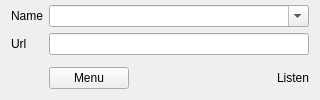
Old version of the form src/GUI/Plugins/Stream/GUI_Podcasts.ui in the repository return42/sayonara.
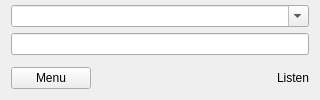
New version of the form. Icons and pictures are not drawn. Custom widgets are drawn as their Qt base class.

What changed in the file:
```diff
--- a/src/GUI/Plugins/Stream/GUI_Podcasts.ui
+++ b/src/GUI/Plugins/Stream/GUI_Podcasts.ui
@@ -20,7 +20,7 @@
    <property name="verticalSpacing">
     <number>6</number>
    </property>
-   <item row="1" column="2">
+   <item row="1" column="0" colspan="2">
     <widget class="QComboBox" name="combo_stream">
      <property name="focusPolicy">
       <enum>Qt::StrongFocus</enum>
@@ -33,17 +33,7 @@
      </property>
     </widget>
    </item>
-   <item row="2" column="1">
-    <widget class="QLabel" name="label_2">
-     <property name="focusPolicy">
-      <enum>Qt::StrongFocus</enum>
-     </property>
-     <property name="text">
-      <string>Url</string>
-     </property>
-    </widget>
-   </item>
-   <item row="2" column="2">
+   <item row="2" column="0" colspan="2">
     <widget class="QLineEdit" name="le_url">
      <property name="focusPolicy">
       <enum>Qt::ClickFocus</enum>
@@ -53,7 +43,7 @@
      </property>
     </widget>
    </item>
-   <item row="3" column="2">
+   <item row="3" column="0" colspan="2">
     <layout class="QHBoxLayout" name="horizontalLayout">
      <property name="spacing">
       <number>6</number>
@@ -122,16 +112,6 @@
      </item>
     </layout>
    </item>
-   <item row="1" column="1">
-    <widget class="QLabel" name="label">
-     <property name="focusPolicy">
-      <enum>Qt::StrongFocus</enum>
-     </property>
-     <property name="text">
-      <string>Name</string>
-     </property>
-    </widget>
-   </item>
   </layout>
  </widget>
  <customwidgets>
```
